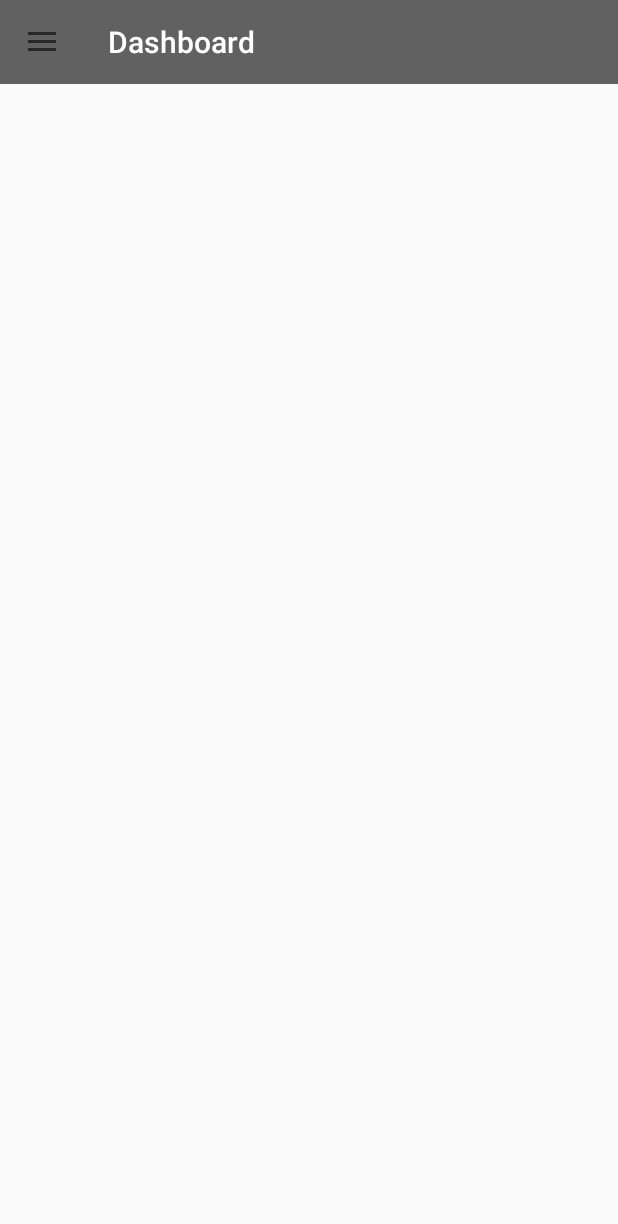
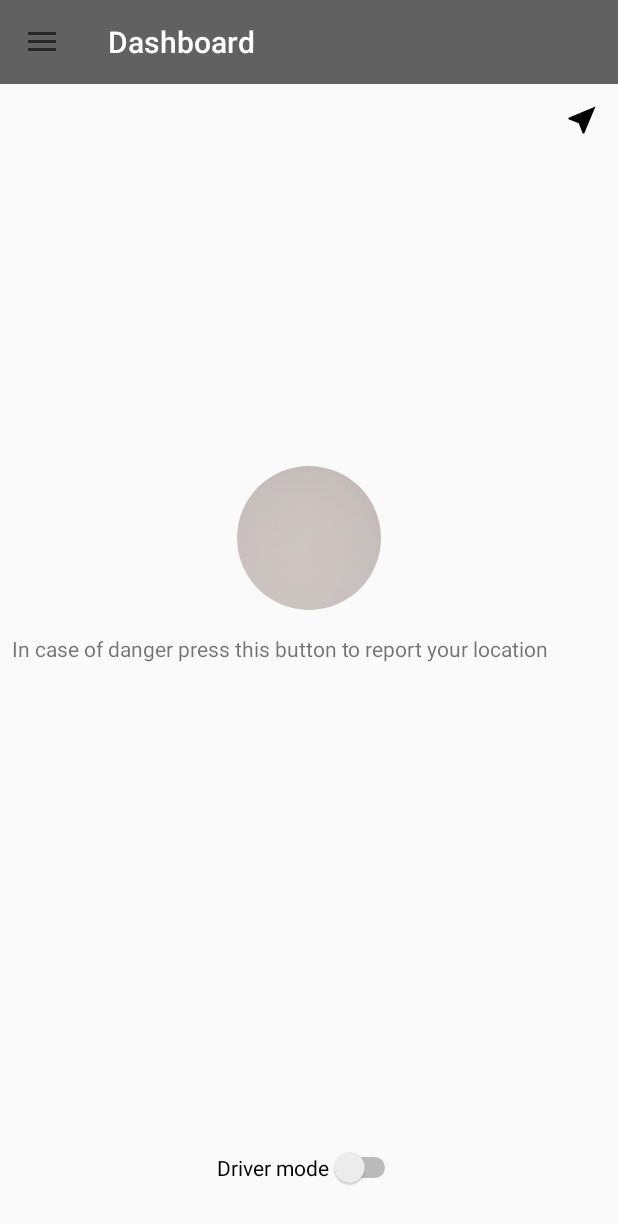
Before and after one commit to scame/SaveAlife, an Android app: the screen it shows after launch (DrawerActivity), after a tap on "Dashboard", on a phone screen of 412 x 824 dp. Shown: the top 1224 px of the screen. Run offline under Robolectric (Android 15) with nearby library versions, the light colour scheme and no system bars; our stand-ins replace ButterKnife, CircleImageView, Dagger/Hilt's generated code; libraries missing offline, so code that uses them is left out: com.mapbox.mapboxsdk, rx.android.schedulers, rx.schedulers; 1 statement that could not run was skipped; 1 other tap on this screen came first.

Commit message:
added dashboard layout

```diff
--- a/app/src/main/java/com/krestone/savealife/presentation/fragments/ChatsFragment.java
+++ b/app/src/main/java/com/krestone/savealife/presentation/fragments/ChatsFragment.java
@@ -1,20 +1,7 @@
 package com.krestone.savealife.presentation.fragments;
 
 
-import android.os.Bundle;
-import android.support.annotation.Nullable;
 import android.support.v4.app.Fragment;
-import android.view.LayoutInflater;
-import android.view.View;
-import android.view.ViewGroup;
-
-import com.krestone.savealife.R;
 
 public class ChatsFragment extends Fragment {
-
-    @Nullable
-    @Override
-    public View onCreateView(LayoutInflater inflater, @Nullable ViewGroup container, @Nullable Bundle savedInstanceState) {
-        return inflater.inflate(R.layout.sign_up_layout, container, false);
-    }
 }
--- a/app/src/main/java/com/krestone/savealife/presentation/fragments/DashboardFragment.java
+++ b/app/src/main/java/com/krestone/savealife/presentation/fragments/DashboardFragment.java
@@ -1,8 +1,20 @@
 package com.krestone.savealife.presentation.fragments;
 
 
+import android.os.Bundle;
+import android.support.annotation.Nullable;
 import android.support.v4.app.Fragment;
+import android.view.LayoutInflater;
+import android.view.View;
+import android.view.ViewGroup;
+
+import com.krestone.savealife.R;
 
 public class DashboardFragment extends Fragment {
 
+    @Nullable
+    @Override
+    public View onCreateView(LayoutInflater inflater, @Nullable ViewGroup container, @Nullable Bundle savedInstanceState) {
+        return inflater.inflate(R.layout.dashboard_layout, container, false);
+    }
 }
--- /dev/null
+++ b/app/src/main/res/layout/dashboard_layout.xml
@@ -0,0 +1,69 @@
+<?xml version="1.0" encoding="utf-8"?>
+
+<RelativeLayout xmlns:android="http://schemas.android.com/apk/res/android"
+    android:layout_width="match_parent"
+    android:layout_height="match_parent">
+
+    <LinearLayout
+        android:layout_width="match_parent"
+        android:layout_height="wrap_content"
+        android:orientation="horizontal">
+
+        <TextView
+            android:id="@+id/dashboard_location_tv"
+            android:layout_width="0dp"
+            android:layout_height="wrap_content"
+            android:layout_weight="1" />
+
+        <ImageButton
+            android:id="@+id/dashboard_map_btn"
+            android:layout_width="wrap_content"
+            android:layout_height="wrap_content"
+            android:background="?attr/selectableItemBackgroundBorderless"
+            android:src="@drawable/ic_near_me_black_24dp"
+            android:padding="@dimen/standard_elem_padding"/>
+    </LinearLayout>
+
+    <Space
+        android:id="@+id/space_holder"
+        android:layout_width="match_parent"
+        android:layout_height="50dp"
+        android:layout_centerInParent="true" />
+
+    <de.hdodenhof.circleimageview.CircleImageView
+        android:id="@+id/sos_btn"
+        android:layout_width="96dp"
+        android:layout_height="96dp"
+        android:src="@drawable/placeholder"
+        android:layout_above="@id/space_holder"
+        android:layout_centerHorizontal="true"
+        android:layout_margin="@dimen/standard_elem_margin"/>
+
+    <TextView
+        android:id="@+id/sos_text"
+        android:text="@string/sos_inactive_text"
+        android:layout_centerHorizontal="true"
+        android:layout_below="@id/sos_btn"
+        android:layout_width="match_parent"
+        android:layout_height="wrap_content"
+        android:layout_margin="@dimen/standard_elem_margin"/>
+
+    <Switch
+        android:id="@+id/driver_mode_switch"
+        android:text="@string/driver_mode"
+        android:layout_width="wrap_content"
+        android:layout_height="wrap_content"
+        android:layout_alignParentBottom="true"
+        android:layout_centerHorizontal="true"
+        android:layout_marginBottom="32dp" />
+
+    <Button
+        android:id="@+id/event_details_btn"
+        android:visibility="invisible"
+        android:layout_above="@id/driver_mode_switch"
+        android:layout_width="match_parent"
+        android:layout_height="wrap_content"
+        android:text="@string/event_details_btn_text"
+        android:layout_margin="@dimen/standard_elem_margin"/>
+
+</RelativeLayout>
--- a/app/src/main/res/layout/drawer_activity.xml
+++ b/app/src/main/res/layout/drawer_activity.xml
@@ -22,7 +22,7 @@
 
     <android.support.design.widget.NavigationView
         android:id="@+id/main_navigation_view"
-        app:headerLayout="@layout/navigation_header_layout"
+        app:headerLayout="@layout/drawer_header_layout"
         android:layout_width="wrap_content"
         android:layout_height="match_parent"
         android:layout_gravity="start"
--- a/app/src/main/res/layout/navigation_header_layout.xml
+++ b/app/src/main/res/layout/drawer_header_layout.xml
@@ -13,7 +13,7 @@
             android:id="@+id/profile_image"
             android:layout_width="64dp"
             android:layout_height="64dp"
-            android:src="@drawable/profile_placeholder"
+            android:src="@drawable/placeholder"
             android:layout_margin="@dimen/standard_elem_margin"
             android:layout_centerInParent="true"/>
     </RelativeLayout>
--- a/app/src/main/res/layout/phone_number_layout.xml
+++ b/app/src/main/res/layout/phone_number_layout.xml
@@ -14,7 +14,7 @@
             android:id="@+id/login_img"
             android:layout_width="64dp"
             android:layout_height="64dp"
-            android:src="@drawable/profile_placeholder"
+            android:src="@drawable/placeholder"
             android:layout_margin="@dimen/standard_elem_margin"
             android:layout_centerInParent="true" />
 
--- a/app/src/main/res/values/strings.xml
+++ b/app/src/main/res/values/strings.xml
@@ -24,5 +24,9 @@
     <string name="last_name_hint">Your last name</string>
     <string name="sign_up_btn_text">Sign up</string>
     <string name="sign_up_bottom_text">By signing up you agree to SaveAlife\'s Terms of Use</string>
+    <string name="sos_inactive_text">In case of danger press this button to report your location</string>
+    <string name="sos_active_text">Your signal is visible now. You\'ll get help soon</string>
+    <string name="driver_mode">Driver mode</string>
+    <string name="event_details_btn_text">View details</string>
 
 </resources>
```
Also changed, not shown: app/src/main/res/drawable-hdpi/ic_near_me_black_24dp.png (added), app/src/main/res/drawable-mdpi/ic_near_me_black_24dp.png (added), app/src/main/res/drawable-xhdpi/ic_near_me_black_24dp.png (added), app/src/main/res/drawable-xxhdpi/ic_near_me_black_24dp.png (added), app/src/main/res/drawable-xxxhdpi/ic_near_me_black_24dp.png (added), app/src/main/res/drawable/placeholder.jpg (renamed from app/src/main/res/drawable/profile_placeholder.jpg).
